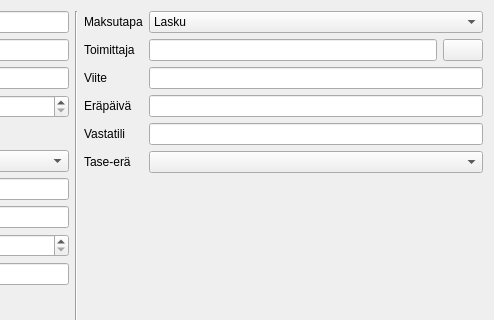
Old version of the form kitupiikki/apuri/tulomenoapuri.ui in the repository artoh/kitupiikki; both pictures show x 745 to 1239 and y 0 to 320 of the 1239 by 534 pixel window.
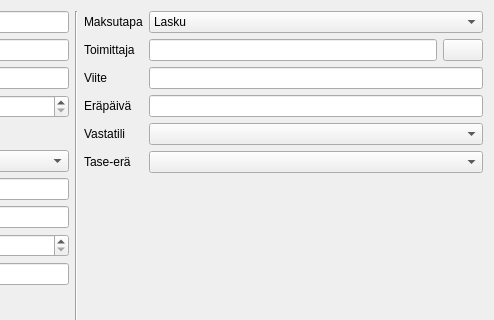
New version of the form. Icons and pictures are not drawn. Custom widgets are drawn as their Qt base class.

What changed in the file:
```diff
--- a/kitupiikki/apuri/tulomenoapuri.ui
+++ b/kitupiikki/apuri/tulomenoapuri.ui
@@ -348,9 +348,6 @@
          </property>
         </widget>
        </item>
-       <item row="4" column="1">
-        <widget class="TilinvalintaLine" name="vastatiliEdit"/>
-       </item>
        <item row="5" column="0">
         <widget class="QLabel" name="eraLabel">
          <property name="text">
@@ -361,6 +358,9 @@
        <item row="5" column="1">
         <widget class="QComboBox" name="eraCombo"/>
        </item>
+       <item row="4" column="1">
+        <widget class="TiliCombo" name="vastatiliCombo"/>
+       </item>
       </layout>
      </item>
      <item>
@@ -396,6 +396,11 @@
    <extends>QLineEdit</extends>
    <header location="global">tools/kpdateedit.h</header>
   </customwidget>
+  <customwidget>
+   <class>TiliCombo</class>
+   <extends>QComboBox</extends>
+   <header location="global">tools/tilicombo.h</header>
+  </customwidget>
  </customwidgets>
  <resources>
   <include location="../pic/pic.qrc"/>
```
